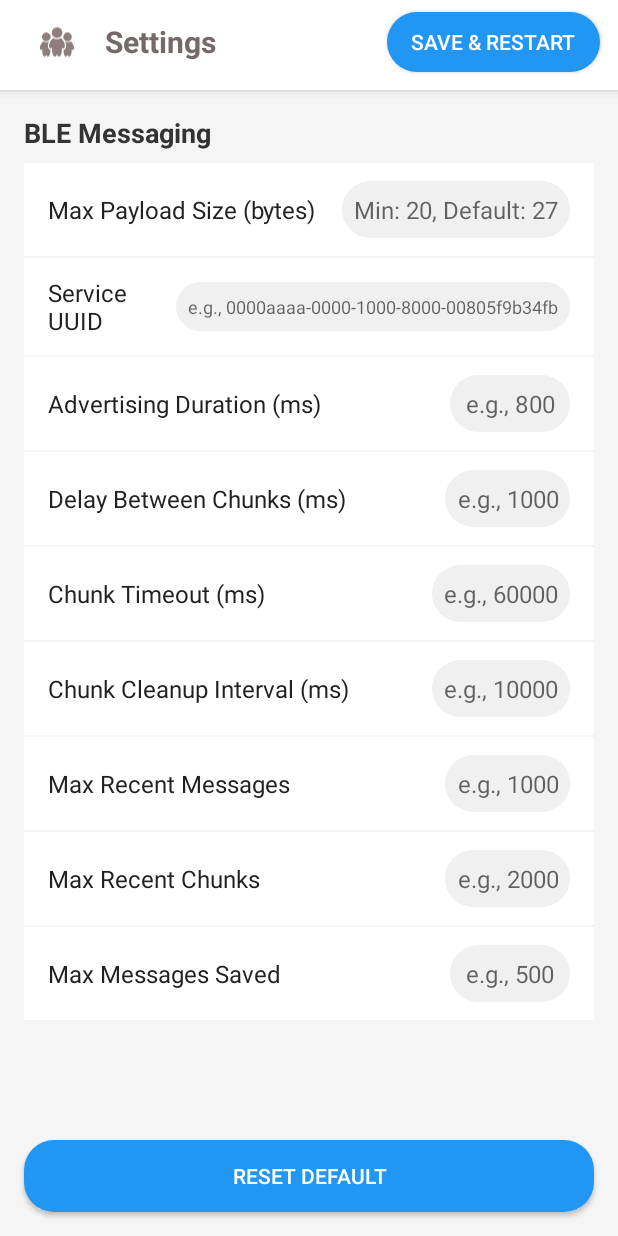
After one commit to AntorPi314/NearbyChat, an Android app: the SettingsActivity screen opened directly, with no data from a screen before it, on a phone screen of 412 x 824 dp. The commit adds this screen. Run offline under Robolectric (Android 15) with nearby library versions, the phone set to English and light mode, and no system bars.

Commit message:
add settings activity for customization

```diff
--- a/app/src/main/AndroidManifest.xml
+++ b/app/src/main/AndroidManifest.xml
@@ -50,6 +50,10 @@
             </intent-filter>
         </activity>
 
+        <activity
+            android:name=".SettingsActivity"
+            android:exported="false" />
+
         <service
             android:name=".BleMessagingService"
             android:enabled="true"
--- /dev/null
+++ b/app/src/main/java/com/antor/nearbychat/SettingsActivity.java
@@ -0,0 +1,167 @@
+package com.antor.nearbychat;
+
+import android.app.Activity;
+import android.content.Intent;
+import android.content.SharedPreferences;
+import android.os.Build;
+import android.os.Bundle;
+import android.util.Log;
+import android.view.View;
+import android.os.Handler;
+import android.widget.Button;
+import android.widget.EditText;
+import android.widget.ImageView;
+import android.widget.Toast;
+import java.util.HashMap;
+import java.util.Map;
+import java.util.UUID;
+
+public class SettingsActivity extends Activity {
+
+    private static final String TAG = "SettingsActivity";
+    private static final int MIN_MS_VALUE = 100;
+
+    private SharedPreferences prefs;
+    private Map<String, EditText> settingInputs = new HashMap<>();
+
+    @Override
+    protected void onCreate(Bundle savedInstanceState) {
+        super.onCreate(savedInstanceState);
+        setContentView(R.layout.activity_settings);
+
+        prefs = getSharedPreferences("NearbyChatSettings", MODE_PRIVATE);
+        setupUI();
+        loadSettings();
+    }
+
+    private void setupUI() {
+        settingInputs.put("MAX_PAYLOAD_SIZE", findViewById(R.id.editMaxPayloadSize));
+        EditText serviceUuidInput = findViewById(R.id.editServiceUuid);
+
+        settingInputs.put("ADVERTISING_DURATION_MS", findViewById(R.id.editAdvertisingDuration));
+        settingInputs.put("DELAY_BETWEEN_CHUNKS_MS", findViewById(R.id.editDelayBetweenChunks));
+        settingInputs.put("CHUNK_TIMEOUT_MS", findViewById(R.id.editChunkTimeout));
+        settingInputs.put("CHUNK_CLEANUP_INTERVAL_MS", findViewById(R.id.editChunkCleanupInterval));
+        settingInputs.put("MAX_RECENT_MESSAGES", findViewById(R.id.editMaxRecentMessages));
+        settingInputs.put("MAX_RECENT_CHUNKS", findViewById(R.id.editMaxRecentChunks));
+        settingInputs.put("MAX_MESSAGE_SAVED", findViewById(R.id.editMaxMessagesSaved));
+
+
+        Button saveButton = findViewById(R.id.saveAndRestartButton);
+        saveButton.setOnClickListener(v -> saveSettingsAndRestart());
+
+        Button resetButton = findViewById(R.id.resetDefaultButton);
+        resetButton.setOnClickListener(v -> resetToDefaults());
+
+        ImageView backIcon = findViewById(R.id.backIcon);
+        backIcon.setOnClickListener(v -> finish());
+    }
+
+    private void restartService() {
+        Intent serviceIntent = new Intent(this, BleMessagingService.class);
+
+        // First stop the service
+        stopService(serviceIntent);
+
+        // Wait a moment then start again
+        new Handler().postDelayed(() -> {
+            if (Build.VERSION.SDK_INT >= Build.VERSION_CODES.O) {
+                startForegroundService(serviceIntent);
+            } else {
+                startService(serviceIntent);
+            }
+            Toast.makeText(this, "Service restarted with new settings", Toast.LENGTH_SHORT).show();
+        }, 1000);
+    }
+
+    private void loadSettings() {
+        // Regular settings
+        for (Map.Entry<String, EditText> entry : settingInputs.entrySet()) {
+            String key = entry.getKey();
+            EditText editText = entry.getValue();
+            int value = prefs.getInt(key, -1);
+            if (value != -1) {
+                editText.setText(String.valueOf(value));
+            }
+        }
+
+        // UUID setting আলাদা
+        EditText serviceUuidInput = findViewById(R.id.editServiceUuid);
+        String serviceUuidValue = prefs.getString("SERVICE_UUID", "");
+        if (!serviceUuidValue.isEmpty()) {
+            serviceUuidInput.setText(serviceUuidValue);
+        }
+    }
+
+    private void saveSettingsAndRestart() {
+        SharedPreferences.Editor editor = prefs.edit();
+        boolean hasError = false;
+
+        // UUID validation আগে করুন
+        EditText serviceUuidInput = findViewById(R.id.editServiceUuid);
+        String uuidText = serviceUuidInput.getText().toString().trim();
+        if (!uuidText.isEmpty()) {
+            try {
+                UUID.fromString(uuidText); // Validation
+                editor.putString("SERVICE_UUID", uuidText);
+            } catch (IllegalArgumentException e) {
+                Toast.makeText(this, "Invalid UUID format", Toast.LENGTH_SHORT).show();
+                hasError = true;
+            }
+        }
+
+        // বাকি settings
+        for (Map.Entry<String, EditText> entry : settingInputs.entrySet()) {
+            String key = entry.getKey();
+            EditText editText = entry.getValue();
+            String text = editText.getText().toString();
+
+            if (!text.isEmpty()) {
+                try {
+                    int value = Integer.parseInt(text);
+
+                    // MAX_PAYLOAD_SIZE validation
+                    if (key.equals("MAX_PAYLOAD_SIZE")) {
+                        if (value < 20) {
+                            Toast.makeText(this, "Max Payload Size must be at least 20", Toast.LENGTH_SHORT).show();
+                            hasError = true;
+                            break;
+                        }
+                    }
+
+                    if (key.contains("MS") && value < MIN_MS_VALUE) {
+                        Toast.makeText(this, "Time values must be at least " + MIN_MS_VALUE + "ms", Toast.LENGTH_SHORT).show();
+                        hasError = true;
+                        break;
+                    }
+                    editor.putInt(key, value);
+                } catch (NumberFormatException e) {
+                    Toast.makeText(this, "Invalid number for " + key, Toast.LENGTH_SHORT).show();
+                    hasError = true;
+                    break;
+                }
+            } else {
+                editor.remove(key);
+            }
+        }
+
+        if (!hasError) {
+            editor.apply();
+            Toast.makeText(this, "Settings saved! Restarting service...", Toast.LENGTH_SHORT).show();
+            restartService();
+            finish();
+        }
+    }
+
+    private void resetToDefaults() {
+        SharedPreferences.Editor editor = prefs.edit();
+        editor.clear();
+        editor.apply();
+        Toast.makeText(this, "Settings reset to defaults. Restarting service...", Toast.LENGTH_SHORT).show();
+        loadSettings();
+        // Stop and restart the service
+        Intent serviceIntent = new Intent(this, BleMessagingService.class);
+        stopService(serviceIntent);
+        startService(serviceIntent);
+    }
+}
--- /dev/null
+++ b/app/src/main/res/drawable/advanced_badge.xml
@@ -0,0 +1,4 @@
+<shape xmlns:android="http://schemas.android.com/apk/res/android" android:shape="rectangle">
+    <solid android:color="#E74C3C"/>
+    <corners android:radius="8dp"/>
+</shape>
--- /dev/null
+++ b/app/src/main/res/drawable/current_value_background.xml
@@ -0,0 +1,4 @@
+<shape xmlns:android="http://schemas.android.com/apk/res/android">
+    <solid android:color="#F8F9FF" />
+    <corners android:radius="12dp" />
+</shape>
--- /dev/null
+++ b/app/src/main/res/drawable/section_indicator.xml
@@ -0,0 +1,4 @@
+<shape xmlns:android="http://schemas.android.com/apk/res/android" android:shape="rectangle">
+    <solid android:color="#667EEA"/>
+    <corners android:radius="2dp"/>
+</shape>
--- /dev/null
+++ b/app/src/main/res/drawable/settings_card_background.xml
@@ -0,0 +1,5 @@
+<shape xmlns:android="http://schemas.android.com/apk/res/android">
+    <solid android:color="#FFFFFF" />
+    <corners android:radius="8dp" />
+    <stroke android:width="1dp" android:color="#E0E0E0" />
+</shape>
--- /dev/null
+++ b/app/src/main/res/layout/activity_settings.xml
@@ -0,0 +1,182 @@
+<?xml version="1.0" encoding="utf-8"?>
+<LinearLayout xmlns:android="http://schemas.android.com/apk/res/android"
+    android:layout_width="match_parent"
+    android:layout_height="match_parent"
+    android:orientation="vertical"
+    android:background="#F5F5F5">
+
+    <LinearLayout
+        android:id="@+id/topBarSettings"
+        android:layout_width="match_parent"
+        android:layout_height="wrap_content"
+        android:background="#FFFFFF"
+        android:elevation="2dp"
+        android:gravity="center_vertical"
+        android:orientation="horizontal"
+        android:paddingStart="14dp"
+        android:paddingTop="4dp"
+        android:paddingEnd="4dp"
+        android:paddingBottom="8dp"
+        android:translationZ="2dp">
+
+        <ImageView
+            android:id="@+id/backIcon"
+            android:layout_width="48dp"
+            android:layout_height="48dp"
+            android:src="@drawable/nearby"
+            android:tint="#8E7E7E"
+            android:padding="12dp"
+            android:contentDescription="Back" />
+
+        <TextView
+            android:id="@+id/settingsTitle"
+            android:layout_width="0dp"
+            android:layout_height="wrap_content"
+            android:layout_weight="1"
+            android:text="Settings"
+            android:textColor="#756A6A"
+            android:textSize="20sp"
+            android:textStyle="bold"
+            android:layout_marginStart="8dp" />
+
+        <Button
+            android:id="@+id/saveAndRestartButton"
+            android:layout_width="wrap_content"
+            android:layout_height="40dp"
+            android:text="Save &amp; Restart"
+            android:textColor="#FFFFFF"
+            android:background="@drawable/rounded_button"
+            android:layout_marginEnd="8dp"/>
+    </LinearLayout>
+
+    <ScrollView
+        android:layout_width="match_parent"
+        android:layout_height="0dp"
+        android:layout_weight="1">
+
+        <LinearLayout
+            android:layout_width="match_parent"
+            android:layout_height="wrap_content"
+            android:orientation="vertical"
+            android:padding="16dp">
+
+            <TextView
+                android:layout_width="match_parent"
+                android:layout_height="wrap_content"
+                android:text="BLE Messaging"
+                android:textStyle="bold"
+                android:textColor="#333333"
+                android:textSize="18sp"
+                android:paddingBottom="8dp" />
+
+            <LinearLayout style="@style/SettingsRow">
+                <TextView
+                    style="@style/SettingsLabel"
+                    android:text="Max Payload Size (bytes)" />
+                <EditText
+                    android:id="@+id/editMaxPayloadSize"
+                    style="@style/SettingsInput"
+                    android:hint="Min: 20, Default: 27" />
+            </LinearLayout>
+
+            <LinearLayout style="@style/SettingsRow">
+                <TextView
+                    style="@style/SettingsLabel"
+                    android:text="Service UUID" />
+                <EditText
+                    android:id="@+id/editServiceUuid"
+                    style="@style/SettingsInput"
+                    android:hint="e.g., 0000aaaa-0000-1000-8000-00805f9b34fb"
+                    android:inputType="text"
+                    android:textSize="12sp" />
+            </LinearLayout>
+
+            <LinearLayout
+                style="@style/SettingsRow">
+                <TextView
+                    style="@style/SettingsLabel"
+                    android:text="Advertising Duration (ms)" />
+                <EditText
+                    android:id="@+id/editAdvertisingDuration"
+                    style="@style/SettingsInput"
+                    android:hint="e.g., 800" />
+            </LinearLayout>
+
+            <LinearLayout
+                style="@style/SettingsRow">
+                <TextView
+                    style="@style/SettingsLabel"
+                    android:text="Delay Between Chunks (ms)" />
+                <EditText
+                    android:id="@+id/editDelayBetweenChunks"
+                    style="@style/SettingsInput"
+                    android:hint="e.g., 1000" />
+            </LinearLayout>
+
+            <LinearLayout
+                style="@style/SettingsRow">
+                <TextView
+                    style="@style/SettingsLabel"
+                    android:text="Chunk Timeout (ms)" />
+                <EditText
+                    android:id="@+id/editChunkTimeout"
+                    style="@style/SettingsInput"
+                    android:hint="e.g., 60000" />
+            </LinearLayout>
+
+            <LinearLayout
+                style="@style/SettingsRow">
+                <TextView
+                    style="@style/SettingsLabel"
+                    android:text="Chunk Cleanup Interval (ms)" />
+                <EditText
+                    android:id="@+id/editChunkCleanupInterval"
+                    style="@style/SettingsInput"
+                    android:hint="e.g., 10000" />
+            </LinearLayout>
+
+            <LinearLayout
+                style="@style/SettingsRow">
+                <TextView
+                    style="@style/SettingsLabel"
+                    android:text="Max Recent Messages" />
+                <EditText
+                    android:id="@+id/editMaxRecentMessages"
+                    style="@style/SettingsInput"
+                    android:hint="e.g., 1000" />
+            </LinearLayout>
+
+            <LinearLayout
+                style="@style/SettingsRow">
+                <TextView
+                    style="@style/SettingsLabel"
+                    android:text="Max Recent Chunks" />
+                <EditText
+                    android:id="@+id/editMaxRecentChunks"
+                    style="@style/SettingsInput"
+                    android:hint="e.g., 2000" />
+            </LinearLayout>
+
+            <LinearLayout
+                style="@style/SettingsRow">
+                <TextView
+                    style="@style/SettingsLabel"
+                    android:text="Max Messages Saved" />
+                <EditText
+                    android:id="@+id/editMaxMessagesSaved"
+                    style="@style/SettingsInput"
+                    android:hint="e.g., 500" />
+            </LinearLayout>
+        </LinearLayout>
+    </ScrollView>
+
+    <Button
+        android:id="@+id/resetDefaultButton"
+        android:layout_width="match_parent"
+        android:layout_height="wrap_content"
+        android:text="Reset Default"
+        android:textColor="#FFFFFF"
+        android:layout_margin="16dp"
+        android:background="@drawable/rounded_button" />
+
+</LinearLayout>
--- /dev/null
+++ b/app/src/main/res/values/styles.xml
@@ -0,0 +1,53 @@
+<?xml version="1.0" encoding="utf-8"?>
+<resources>
+    <style name="SettingsRow">
+        <item name="android:layout_width">match_parent</item>
+        <item name="android:layout_height">wrap_content</item>
+        <item name="android:orientation">horizontal</item>
+        <item name="android:paddingTop">12dp</item>
+        <item name="android:paddingBottom">12dp</item>
+        <item name="android:paddingStart">16dp</item>
+        <item name="android:paddingEnd">16dp</item>
+        <item name="android:gravity">center_vertical</item>
+        <item name="android:background">#FFFFFF</item>
+        <item name="android:layout_marginBottom">1dp</item>
+    </style>
+
+    <style name="SettingsLabel">
+        <item name="android:layout_width">0dp</item>
+        <item name="android:layout_height">wrap_content</item>
+        <item name="android:layout_weight">1</item>
+        <item name="android:textSize">16sp</item>
+        <item name="android:textColor">#212121</item>
+    </style>
+
+    <style name="SettingsInput">
+        <item name="android:layout_width">wrap_content</item>
+        <item name="android:layout_height">wrap_content</item>
+        <item name="android:minWidth">80dp</item>
+        <item name="android:inputType">number</item>
+        <item name="android:textSize">16sp</item>
+        <item name="android:textColor">#757575</item>
+        <item name="android:padding">8dp</item>
+        <item name="android:background">@drawable/rounded_edittext</item>
+        <item name="android:textAlignment">center</item>
+    </style>
+
+    <style name="SettingsCard">
+        <item name="android:layout_width">match_parent</item>
+        <item name="android:layout_height">wrap_content</item>
+        <item name="android:background">@drawable/settings_card_background</item>
+        <item name="android:layout_marginBottom">8dp</item>
+        <item name="android:padding">16dp</item>
+    </style>
+
+    <style name="SettingsSectionTitle">
+        <item name="android:layout_width">match_parent</item>
+        <item name="android:layout_height">wrap_content</item>
+        <item name="android:textSize">16sp</item>
+        <item name="android:textStyle">bold</item>
+        <item name="android:textColor">#2196F3</item>
+        <item name="android:paddingTop">16dp</item>
+        <item name="android:paddingBottom">8dp</item>
+    </style>
+</resources>
--- a/gradle/libs.versions.toml
+++ b/gradle/libs.versions.toml
@@ -1,5 +1,6 @@
 [versions]
 agp = "8.10.1"
+cardview = "1.0.0"
 gson = "2.13.1"
 junit = "4.13.2"
 junitVersion = "1.2.1"
@@ -14,6 +15,7 @@ recyclerview = "1.4.0"
 roomRuntime = "2.7.2"
 
 [libraries]
+cardview = { module = "androidx.cardview:cardview", version.ref = "cardview" }
 gson = { module = "com.google.code.gson:gson", version.ref = "gson" }
 junit = { group = "junit", name = "junit", version.ref = "junit" }
 ext-junit = { group = "androidx.test.ext", name = "junit", version.ref = "junitVersion" }
```
Also changed, not shown: app/src/main/java/com/antor/nearbychat/BleMessagingService.java (+37 -10 lines), app/src/main/java/com/antor/nearbychat/MainActivity.java (+8 -8 lines), app/src/main/res/drawable/gradient_reset_button.xml (added, +7 -0 lines), app/src/main/res/drawable/gradient_save_button.xml (added, +7 -0 lines), app/src/main/res/drawable/modern_edittext_background.xml (added, +16 -0 lines), 3 other files.
